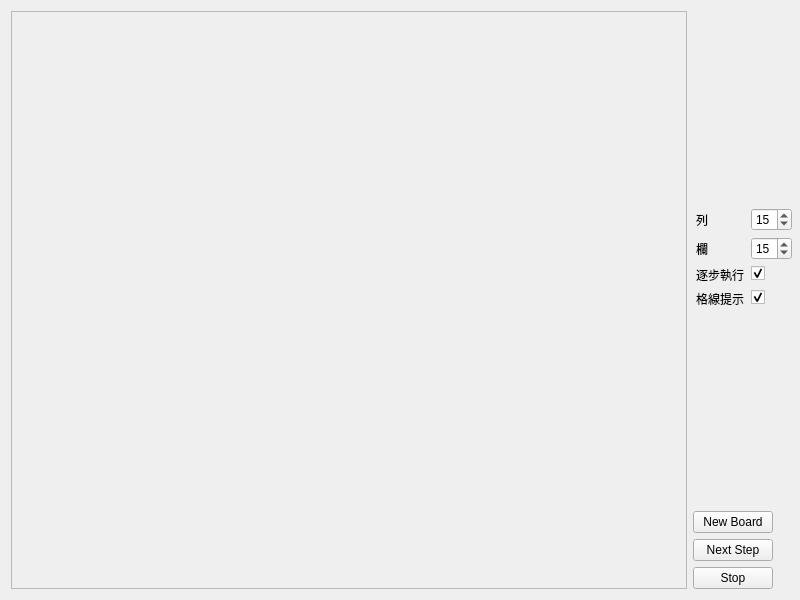
Old version of the form MazeGenerator/widget.ui in the repository jeang-bo-yuan/oop-qt-project.
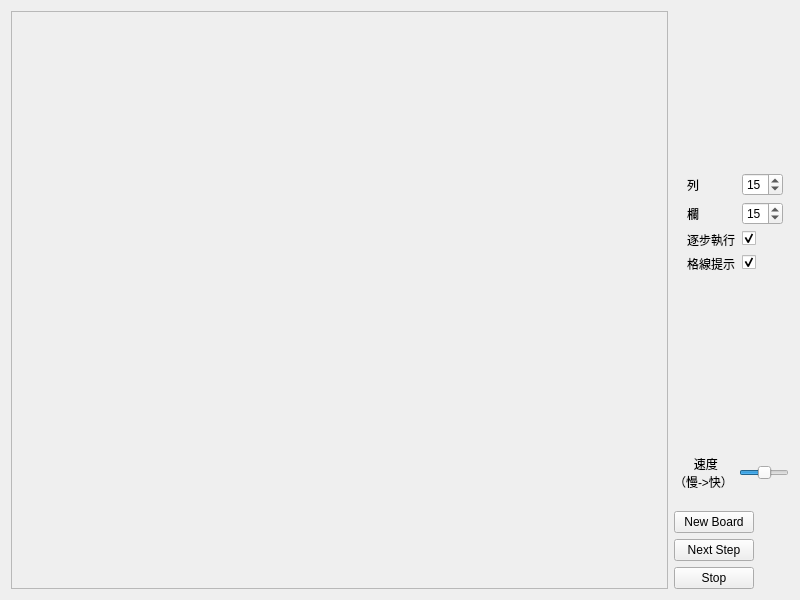
New version of the form.

Commit message: 可調整速度

The edit to the form file:
```diff
--- a/MazeGenerator/widget.ui
+++ b/MazeGenerator/widget.ui
@@ -24,7 +24,7 @@
        <rect>
         <x>0</x>
         <y>0</y>
-        <width>648</width>
+        <width>631</width>
         <height>576</height>
        </rect>
       </property>
@@ -123,6 +123,45 @@
        </item>
       </layout>
      </item>
+     <item>
+      <layout class="QHBoxLayout" name="horizontalLayout_3">
+       <item>
+        <widget class="QLabel" name="speed">
+         <property name="text">
+          <string>
+      速度
+（慢-&gt;快）
+</string>
+         </property>
+        </widget>
+       </item>
+       <item>
+        <widget class="QSlider" name="speedSlider">
+         <property name="sizePolicy">
+          <sizepolicy hsizetype="Fixed" vsizetype="Fixed">
+           <horstretch>0</horstretch>
+           <verstretch>0</verstretch>
+          </sizepolicy>
+         </property>
+         <property name="minimumSize">
+          <size>
+           <width>50</width>
+           <height>0</height>
+          </size>
+         </property>
+         <property name="maximum">
+          <number>1000</number>
+         </property>
+         <property name="value">
+          <number>500</number>
+         </property>
+         <property name="orientation">
+          <enum>Qt::Horizontal</enum>
+         </property>
+        </widget>
+       </item>
+      </layout>
+     </item>
      <item>
       <widget class="QPushButton" name="newBoardBut">
        <property name="sizePolicy">
```
The commit also changes 3 other files.
